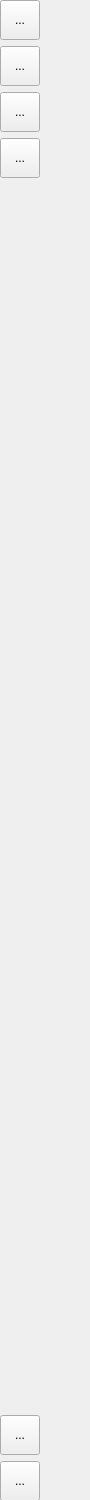
Old version of the form leftbar.ui in the repository goat-s/dobmin.
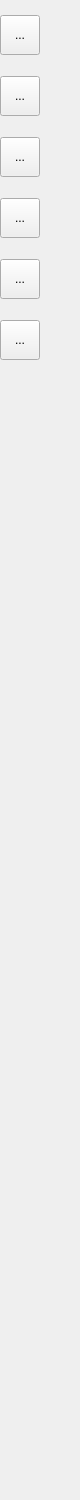
New version of the form. Icons and pictures are not drawn. Custom widgets are drawn as their Qt base class.

The edit to the form file:
```diff
--- a/leftbar.ui
+++ b/leftbar.ui
@@ -6,35 +6,41 @@
    <rect>
     <x>0</x>
     <y>0</y>
-    <width>90</width>
+    <width>80</width>
     <height>1500</height>
    </rect>
   </property>
   <property name="minimumSize">
    <size>
-    <width>90</width>
-    <height>1500</height>
+    <width>80</width>
+    <height>500</height>
    </size>
   </property>
   <property name="maximumSize">
    <size>
-    <width>90</width>
+    <width>80</width>
     <height>1500</height>
    </size>
   </property>
   <property name="windowTitle">
    <string>Form</string>
   </property>
-  <widget class="QWidget" name="">
+  <widget class="QWidget" name="layoutWidget">
    <property name="geometry">
     <rect>
      <x>0</x>
      <y>0</y>
-     <width>42</width>
-     <height>1501</height>
+     <width>50</width>
+     <height>391</height>
     </rect>
    </property>
    <layout class="QVBoxLayout" name="verticalLayout">
+    <property name="leftMargin">
+     <number>0</number>
+    </property>
+    <property name="bottomMargin">
+     <number>10</number>
+    </property>
     <item>
      <widget class="QToolButton" name="curserButton">
       <property name="minimumSize">
@@ -43,6 +49,12 @@
         <height>40</height>
        </size>
       </property>
+      <property name="maximumSize">
+       <size>
+        <width>40</width>
+        <height>40</height>
+       </size>
+      </property>
       <property name="text">
        <string>...</string>
       </property>
@@ -52,8 +64,8 @@
       </property>
       <property name="iconSize">
        <size>
-        <width>40</width>
-        <height>40</height>
+        <width>30</width>
+        <height>30</height>
        </size>
       </property>
      </widget>
@@ -66,6 +78,12 @@
         <height>40</height>
        </size>
       </property>
+      <property name="maximumSize">
+       <size>
+        <width>40</width>
+        <height>40</height>
+       </size>
+      </property>
       <property name="text">
        <string>...</string>
       </property>
@@ -89,6 +107,12 @@
         <height>40</height>
        </size>
       </property>
+      <property name="maximumSize">
+       <size>
+        <width>40</width>
+        <height>40</height>
+       </size>
+      </property>
       <property name="text">
        <string>...</string>
       </property>
@@ -112,6 +136,12 @@
         <height>40</height>
        </size>
       </property>
+      <property name="maximumSize">
+       <size>
+        <width>40</width>
+        <height>40</height>
+       </size>
+      </property>
       <property name="text">
        <string>...</string>
       </property>
@@ -127,19 +157,6 @@
       </property>
      </widget>
     </item>
-    <item>
-     <spacer name="verticalSpacer">
-      <property name="orientation">
-       <enum>Qt::Vertical</enum>
-      </property>
-      <property name="sizeHint" stdset="0">
-       <size>
-        <width>20</width>
-        <height>40</height>
-       </size>
-      </property>
-     </spacer>
-    </item>
     <item>
      <widget class="QToolButton" name="connectButton">
       <property name="minimumSize">
@@ -148,6 +165,12 @@
         <height>40</height>
        </size>
       </property>
+      <property name="maximumSize">
+       <size>
+        <width>40</width>
+        <height>40</height>
+       </size>
+      </property>
       <property name="text">
        <string>...</string>
       </property>
@@ -171,6 +194,12 @@
         <height>40</height>
        </size>
       </property>
+      <property name="maximumSize">
+       <size>
+        <width>40</width>
+        <height>40</height>
+       </size>
+      </property>
       <property name="text">
        <string>...</string>
       </property>
@@ -189,6 +218,13 @@
    </layout>
   </widget>
  </widget>
+ <customwidgets>
+  <customwidget>
+   <class>CarButton</class>
+   <extends>QToolButton</extends>
+   <header location="global">carbutton.h</header>
+  </customwidget>
+ </customwidgets>
  <resources/>
  <connections/>
 </ui>
```
Left out of the diff: 19 changed lines with no effect on the pictures.
